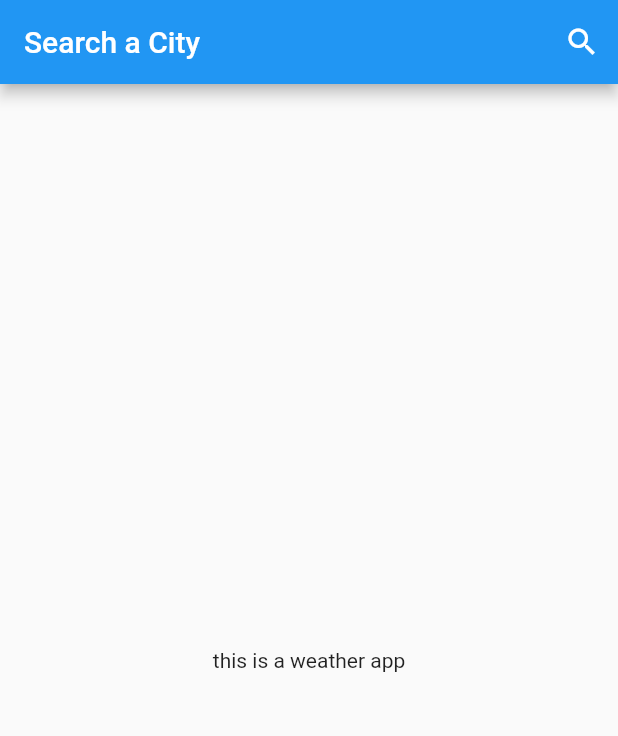
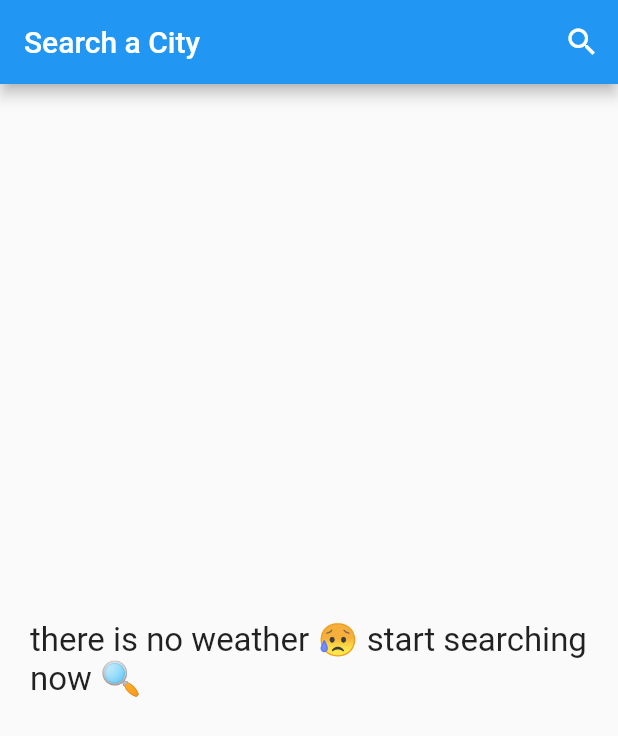
Before and after one commit to ElHbrouk/weather_application, a Flutter app: the screen it shows after launch, on a phone screen of 412 x 824 dp. Shown: the top 736 px of the screen. Run offline on Flutter 3.47's test engine with Material 2 defaults, Android fonts, the phone set to English and light mode, and no system bars.

Commit message:
adding providor

```diff
--- a/lib/main.dart
+++ b/lib/main.dart
@@ -1,18 +1,26 @@
 import 'package:flutter/material.dart';
+import 'package:provider/provider.dart';
+import 'package:weather_app/models/weather_model.dart';
+import 'package:weather_app/providers/weather_provider.dart';
 import 'package:weather_app/screens/home_screen.dart';
 
 void main() {
-  runApp(const MyApp());
+  runApp(MyApp());
 }
 
 class MyApp extends StatelessWidget {
-  const MyApp({super.key});
+  MyApp({super.key});
 
   @override
   Widget build(BuildContext context) {
-    return const MaterialApp(
-      debugShowCheckedModeBanner: false,
-      home: HomeScreen(),
+    return ChangeNotifierProvider(
+      create: (BuildContext context) {
+        return WeatherProvider();
+      },
+      child: MaterialApp(
+        debugShowCheckedModeBanner: false,
+        home: HomeScreen(),
+      ),
     );
   }
 }
--- /dev/null
+++ b/lib/providers/weather_provider.dart
@@ -0,0 +1,13 @@
+import 'package:flutter/material.dart';
+import 'package:weather_app/models/weather_model.dart';
+
+class WeatherProvider extends ChangeNotifier {
+  WeatherModel? _weatherData;
+  String? cityName;
+  set weatherData(WeatherModel? weather) {
+    _weatherData = weather;
+    notifyListeners();
+  }
+
+  WeatherModel? get weatherData => _weatherData;
+}
--- a/lib/screens/home_screen.dart
+++ b/lib/screens/home_screen.dart
@@ -1,11 +1,21 @@
 import 'package:flutter/material.dart';
+import 'package:provider/provider.dart';
+import 'package:weather_app/providers/weather_provider.dart';
 import 'package:weather_app/screens/search_screen.dart';
+import 'package:weather_app/models/weather_model.dart';
 
-class HomeScreen extends StatelessWidget {
-  const HomeScreen({Key? key}) : super(key: key);
+class HomeScreen extends StatefulWidget {
+  HomeScreen({Key? key}) : super(key: key);
 
   @override
+  State<HomeScreen> createState() => _HomeScreenState();
+}
+
+class _HomeScreenState extends State<HomeScreen> {
+  WeatherModel? weatherData;
+  @override
   Widget build(BuildContext context) {
+    weatherData = Provider.of<WeatherProvider>(context).weatherData;
     return Scaffold(
       appBar: AppBar(
         title: const Text(
@@ -23,11 +33,79 @@ class HomeScreen extends StatelessWidget {
           )
         ],
       ),
-      body: const Center(
-        child: Text(
-          'this is a weather app',
-        ),
-      ),
+      body: weatherData == null
+          ? const Center(
+              child: Padding(
+                padding: EdgeInsets.all(20.0),
+                child: Text(
+                  'there is no weather 😥 start searching now 🔍',
+                  style: TextStyle(
+                    fontSize: 22,
+                  ),
+                ),
+              ),
+            )
+          : Container(
+              color: Colors.orange,
+              child: Column(
+                mainAxisAlignment: MainAxisAlignment.center,
+                children: [
+                  Spacer(
+                    flex: 3,
+                  ),
+                  Text(
+                    'cairo',
+                    style: TextStyle(
+                      fontSize: 32,
+                      fontWeight: FontWeight.bold,
+                    ),
+                  ),
+                  Text(
+                    'updated:  12:11 PM',
+                  ),
+                  Spacer(),
+                  Row(
+                    mainAxisAlignment: MainAxisAlignment.spaceEvenly,
+                    children: [
+                      Image.asset('assets/images/clear.png'),
+                      Text(
+                        weatherData!.temp.toInt().toString(),
+                        style: TextStyle(
+                          fontSize: 24,
+                        ),
+                      ),
+                      Column(
+                        children: [
+                          Text(
+                            'max:${weatherData!.maxTemp.toInt()}',
+                            style: TextStyle(
+                              fontSize: 10,
+                            ),
+                          ),
+                          Text(
+                            'min:${weatherData!.minTemp.toInt()}',
+                            style: TextStyle(
+                              fontSize: 10,
+                            ),
+                          ),
+                        ],
+                      ),
+                    ],
+                  ),
+                  Spacer(),
+                  Text(
+                    weatherData!.weatherStateName,
+                    style: TextStyle(
+                      fontSize: 32,
+                      fontWeight: FontWeight.bold,
+                    ),
+                  ),
+                  Spacer(
+                    flex: 5,
+                  ),
+                ],
+              ),
+            ),
     );
   }
 }
--- a/lib/screens/search_screen.dart
+++ b/lib/screens/search_screen.dart
@@ -1,9 +1,12 @@
 import 'package:flutter/material.dart';
+import 'package:provider/provider.dart';
 import 'package:weather_app/models/weather_model.dart';
+import 'package:weather_app/providers/weather_provider.dart';
 import 'package:weather_app/services/weather_service.dart';
 
 class SearchScreen extends StatelessWidget {
-  SearchScreen({Key? key}) : super(key: key);
+  SearchScreen({Key? key, this.updateUi}) : super(key: key);
+  VoidCallback? updateUi;
   String? cityName;
   @override
   Widget build(BuildContext context) {
@@ -27,7 +30,11 @@ class SearchScreen extends StatelessWidget {
               WeatherService service = WeatherService();
               WeatherModel weather =
                   await service.getWeather(cityName: cityName!);
-              print(weather);
+              Provider.of<WeatherProvider>(context, listen: false).weatherData =
+                  weather;
+              Provider.of<WeatherProvider>(context).cityName = cityName;
+
+              Navigator.pop(context);
             },
             decoration: const InputDecoration(
               contentPadding: EdgeInsets.symmetric(
--- a/pubspec.yaml
+++ b/pubspec.yaml
@@ -36,6 +36,7 @@ dependencies:
   # The following adds the Cupertino Icons font to your application.
   # Use with the CupertinoIcons class for iOS style icons.
   cupertino_icons: ^1.0.2
+  provider: ^6.0.5
 
 dev_dependencies:
   flutter_test:
```
Also changed, not shown: pubspec.lock.
